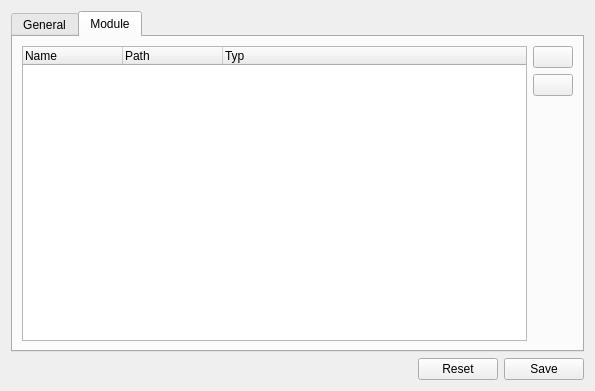
Before: the Qt Designer form src/ui/settingsdialog.ui in metaxy/openBibleViewer, drawn with Qt 5.
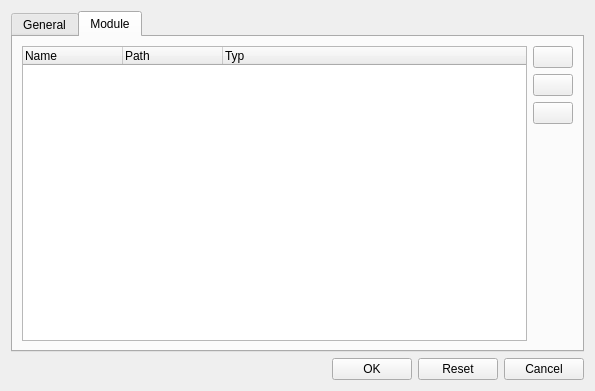
After: the same form once the commit is applied. The open tabs and pages were chosen to show the change. Icons and pictures are not drawn.

Commit message: Added Config for Modules

Diff of the .ui file:
```diff
--- a/src/ui/settingsdialog.ui
+++ b/src/ui/settingsdialog.ui
@@ -186,6 +186,17 @@
              </property>
             </widget>
            </item>
+           <item>
+            <widget class="QPushButton" name="pushButton_moduleEdit">
+             <property name="text">
+              <string/>
+             </property>
+             <property name="icon">
+              <iconset resource="../icons.qrc">
+               <normaloff>:/icons/16x16/configure.png</normaloff>:/icons/16x16/configure.png</iconset>
+             </property>
+            </widget>
+           </item>
            <item>
             <spacer name="verticalSpacer">
              <property name="orientation">
@@ -222,6 +233,17 @@
        </property>
       </spacer>
      </item>
+     <item>
+      <widget class="QPushButton" name="pushButton_ok">
+       <property name="text">
+        <string>OK</string>
+       </property>
+       <property name="icon">
+        <iconset resource="../icons.qrc">
+         <normaloff>:/icons/16x16/dialog-ok.png</normaloff>:/icons/16x16/dialog-ok.png</iconset>
+       </property>
+      </widget>
+     </item>
      <item>
       <widget class="QPushButton" name="pushButton_reset">
        <property name="text">
@@ -232,7 +254,7 @@
      <item>
       <widget class="QPushButton" name="pushButton_save">
        <property name="text">
-        <string>Save</string>
+        <string>Cancel</string>
        </property>
        <property name="icon">
         <iconset resource="../icons.qrc">
```
Left out of the diff: 6 changed lines with no effect on the pictures. The commit also changes 13 other files.
